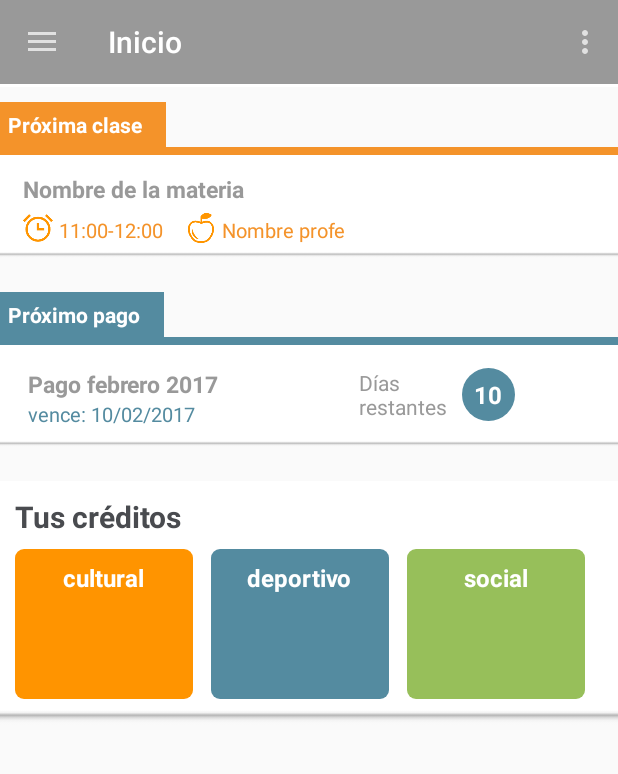
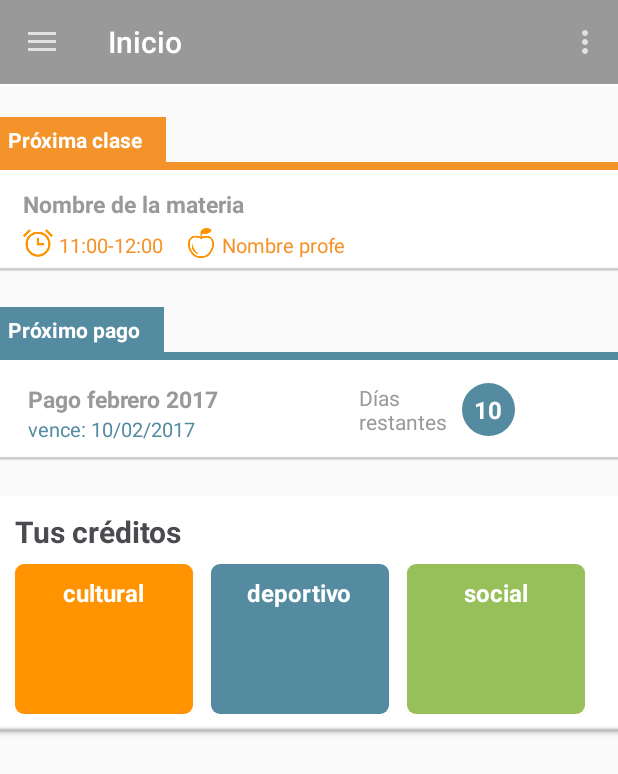
Before and after one commit to eaguilera23/miSalleAndroid, an Android app: the HomeFragment screen opened directly, with no data from a screen before it, on a phone screen of 412 x 824 dp. Shown: the top 774 px of the screen. Run offline under Robolectric (Android 15) with nearby library versions, the phone set to English and light mode, and no system bars; our stand-ins replace CircleImageView, Picasso; pictures from the network do not load; 22 statements that could not run were skipped.

```diff
--- a/app/src/main/java/monk/com/mx/misalleandroid/view/helpers/MainNavigationViewListener.java
+++ b/app/src/main/java/monk/com/mx/misalleandroid/view/helpers/MainNavigationViewListener.java
@@ -39,6 +39,7 @@ public class MainNavigationViewListener implements NavigationView.OnNavigationIt
         // Handle navigation view item clicks here.
         int id = item.getItemId();
         fragmentTransaction = mainActivity.getSupportFragmentManager().beginTransaction();
+        fragmentTransaction.setTransition(FragmentTransaction.TRANSIT_FRAGMENT_OPEN);
         AdvertisingFragment _advertising = new AdvertisingFragment();
         fragmentTransaction.replace(R.id.frag_ad_main, _advertising, "advertising");
 
--- a/app/src/main/java/monk/com/mx/misalleandroid/view/helpers/ScheduleListViewAdapter.java
+++ b/app/src/main/java/monk/com/mx/misalleandroid/view/helpers/ScheduleListViewAdapter.java
@@ -50,7 +50,6 @@ public class ScheduleListViewAdapter extends BaseAdapter {
         TextView _txv_hour = (TextView)_v.findViewById(R.id.txv_hour_item_schedule);
         TextView _txv_class = (TextView)_v.findViewById(R.id.txv_class_name_item_schedule);
         TextView _txv_teacher = (TextView)_v.findViewById(R.id.txv_teacher_name_item_schedule);
-        TextView _txv_absences = (TextView)_v.findViewById(R.id.txv_absences_item_schedule);
 
         Clase clase = schedule.get(i);
 
--- a/app/src/main/res/layout/fragment_home.xml
+++ b/app/src/main/res/layout/fragment_home.xml
@@ -2,16 +2,15 @@
     android:layout_width="match_parent"
     android:layout_height="match_parent"
     android:background="@color/colorBackground"
-    android:orientation="vertical"
-    android:paddingTop="10dp">
+    android:orientation="vertical">
     <!-- Falta context -->
 
     <LinearLayout
 
         android:layout_width="match_parent"
         android:layout_height="wrap_content"
-        android:layout_marginBottom="20dp"
-        android:orientation="vertical">
+        android:orientation="vertical"
+        android:layout_marginTop="20dp">
         <TextView
             android:background="@color/colorOrangeAccent"
             android:layout_width="wrap_content"
@@ -81,10 +80,9 @@
     </LinearLayout>
 
     <LinearLayout
-
+        android:layout_marginTop="20dp"
         android:layout_width="match_parent"
         android:layout_height="wrap_content"
-        android:layout_marginBottom="20dp"
         android:orientation="vertical">
         <TextView
             android:id="@+id/txv_payment_header"
@@ -167,7 +165,8 @@
         android:layout_width="match_parent"
         android:layout_height="wrap_content"
         android:padding="10dp"
-        android:orientation="vertical">
+        android:orientation="vertical"
+        android:layout_marginTop="20dp">
         <LinearLayout
             android:layout_width="match_parent"
             android:layout_height="wrap_content"
--- a/app/src/main/res/values/styles.xml
+++ b/app/src/main/res/values/styles.xml
@@ -26,13 +26,15 @@
         <item name="android:textColor">@color/colorWhite</item>
         <item name="android:textSize">17dp</item>
         <item name="android:textStyle">bold</item>
-        <item name="android:layout_width">match_parent</item>
+        <item name="android:layout_width">wrap_content</item>
+        <item name="android:layout_height">wrap_content</item>
+
     </style>
 
     <style name="SpinnerDropDownItem" parent="Widget.AppCompat.DropDownItem.Spinner">
         <item name="android:textColor">@color/colorPrimaryDark</item>
         <item name="android:background">@color/colorWhite</item>
-        <item name="android:padding">10dp</item>
+        <item name="android:textSize">15dp</item>
     </style>
 
 </resources>
```
Also changed, not shown: app/src/main/java/monk/com/mx/misalleandroid/model/InformationManager.java (+23 -0 lines), app/src/main/java/monk/com/mx/misalleandroid/presenter/SchedulePresenter.java (+2 -22 lines), app/src/main/java/monk/com/mx/misalleandroid/view/GradesFragment.java (+15 -5 lines), app/src/main/res/layout/list_item_schedule.xml (+0 -23 lines).
